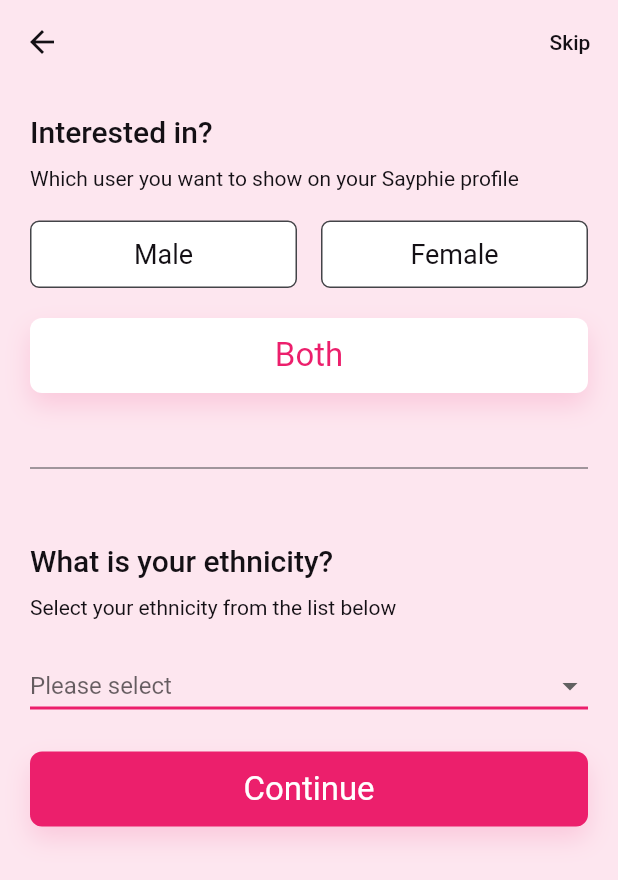
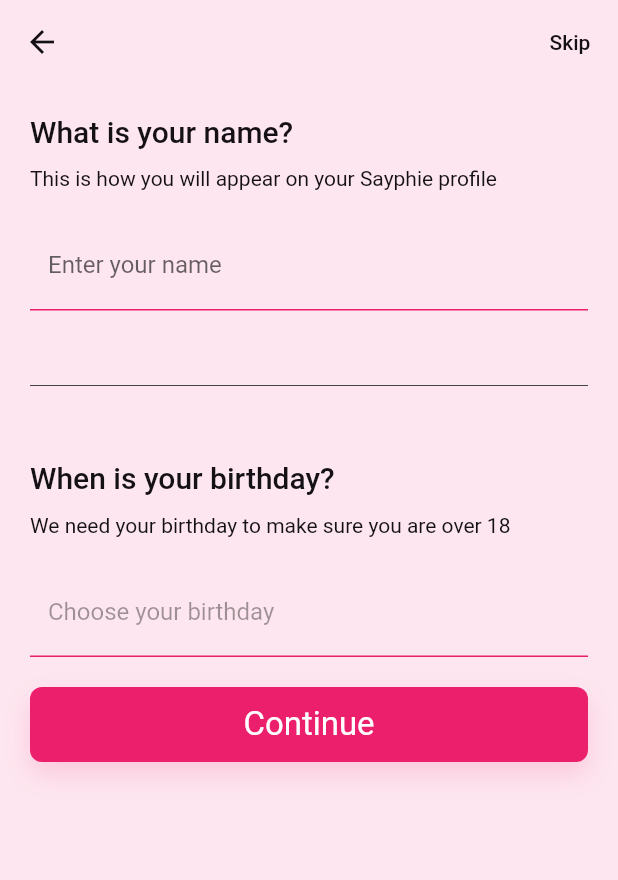
Before and after one commit to Sadypk/Sayphi, a Flutter app: the screen it shows after launch, after a tap on "Sign up", on a phone screen of 412 x 824 dp. Shown: the top 880 px of the screen. Run offline on Flutter 3.47's test engine with Material 2 defaults, Android fonts, the phone set to English and light mode, and no system bars; our stand-ins replace country_code_picker, flutter_dotenv, font_awesome_flutter, get, google_sign_in, pin_code_fields; missing offline and left inert: flutter_facebook_auth.

Commit message:
10 UI done

```diff
--- a/lib/01_getStarted.dart
+++ b/lib/01_getStarted.dart
@@ -8,7 +8,7 @@ import 'package:sayphi/mainApp/resources/appColor.dart';
 import 'package:sayphi/mainApp/resources/appImages.dart';
 import 'package:sayphi/mainApp/resources/fontStyle.dart';
 import 'package:sayphi/mainApp/resources/stringResources.dart';
-import 'package:sayphi/user/view/09_interested_in_and_ethinicity_screen.dart';
+import 'package:sayphi/user/view/10_name_bithday_screen.dart';
 
 import 'mainApp/resources/appColor.dart';
 import 'mainApp/resources/appImages.dart';
@@ -64,7 +64,7 @@ class _GetStartedScreenState extends State<GetStartedScreen> {
               padding: const EdgeInsets.symmetric(horizontal: 20,vertical: 20),
               child: MainButton(
                 onPress: (){
-                  Get.to(() => InterestedInAndEthnicityChooseScreen());
+                  Get.to(() => NameAndBirthdayScreen());
                   // Get.to(()=>SignUpScreen());
                 },
                 btnColor: Colors.white,
--- /dev/null
+++ b/lib/user/view/10_name_bithday_screen.dart
@@ -0,0 +1,124 @@
+import 'package:flutter/material.dart';
+import 'package:intl/intl.dart';
+import 'package:sayphi/mainApp/components/mainButton.dart';
+import 'package:sayphi/mainApp/resources/appColor.dart';
+import 'package:sayphi/mainApp/resources/fontStyle.dart';
+
+
+class NameAndBirthdayScreen extends StatelessWidget {
+  const NameAndBirthdayScreen({Key? key}) : super(key: key);
+  @override
+  Widget build(BuildContext context) {
+    final birthdayController = TextEditingController();
+    return Scaffold(
+      backgroundColor: AppColor.SCAFFOLD_BG_PINK,
+      appBar: AppBar(
+        actions: [
+          TextButton(
+              onPressed: (){},
+              child: Text(
+                'Skip',
+                style: TextStyle(
+                    color: AppColor.TEXT_COLOR
+                ),
+              )
+          )
+        ],
+      ),
+      body: Container(
+        padding: EdgeInsets.all(20),
+        child: Column(
+          crossAxisAlignment: CrossAxisAlignment.start,
+          children: [
+            Text(
+              'What is your name?',
+              style: TextStyle(
+                  fontSize: 20,
+                  fontFamily: CFontFamily.MEDIUM
+              ),
+            ),
+            SizedBox(height: 12),
+            Text(
+              'This is how you will appear on your Sayphie profile',
+              style: TextStyle(
+                  fontFamily: CFontFamily.REGULAR
+              ),
+            ),
+            SizedBox(height: 20),
+            /// name input text field
+            Container(
+              decoration: BoxDecoration(
+                border: Border(
+                  bottom: BorderSide(color: AppColor.PRIMARY)
+                )
+              ),
+              child: TextField(
+                decoration: InputDecoration(
+                  hintText: 'Enter your name',
+                  border: OutlineInputBorder(
+                    borderSide: BorderSide.none
+                  )
+                ),
+              ),
+            ),
+
+            Divider(
+              color: AppColor.BORDER_COLOR,
+              height: 100,
+            ),
+
+            Text(
+              'When is your birthday?',
+              style: TextStyle(
+                  fontSize: 20,
+                  fontFamily: CFontFamily.MEDIUM
+              ),
+            ),
+            SizedBox(height: 12),
+            Text(
+              'We need your birthday to make sure you are over 18',
+              style: TextStyle(
+                  fontFamily: CFontFamily.REGULAR
+              ),
+            ),
+            SizedBox(height: 20),
+            /// choose birthday field
+            GestureDetector(
+              onTap: () async {
+                DateTime? newDateTime = await showDatePicker(
+                  context: context,
+                  initialDate: DateTime.now(),
+                  firstDate: DateTime(1990),
+                  lastDate: DateTime(2200)
+                );
+                if(newDateTime != null){
+                  birthdayController.text = DateFormat().add_yMMMMEEEEd().format(newDateTime);
+                }
+              },
+              child: Container(
+                decoration: BoxDecoration(
+                    border: Border(
+                        bottom: BorderSide(color: AppColor.PRIMARY)
+                    )
+                ),
+                child: TextField(
+                  enabled: false,
+                  controller: birthdayController,
+                  decoration: InputDecoration(
+                      hintText: 'Choose your birthday',
+                      border: OutlineInputBorder(
+                          borderSide: BorderSide.none
+                      )
+                  ),
+                ),
+              ),
+            ),
+
+            SizedBox(height: 20),
+            MainButton(onPress: (){}, label: 'Continue')
+          ],
+        ),
+      ),
+    );
+  }
+}
```
